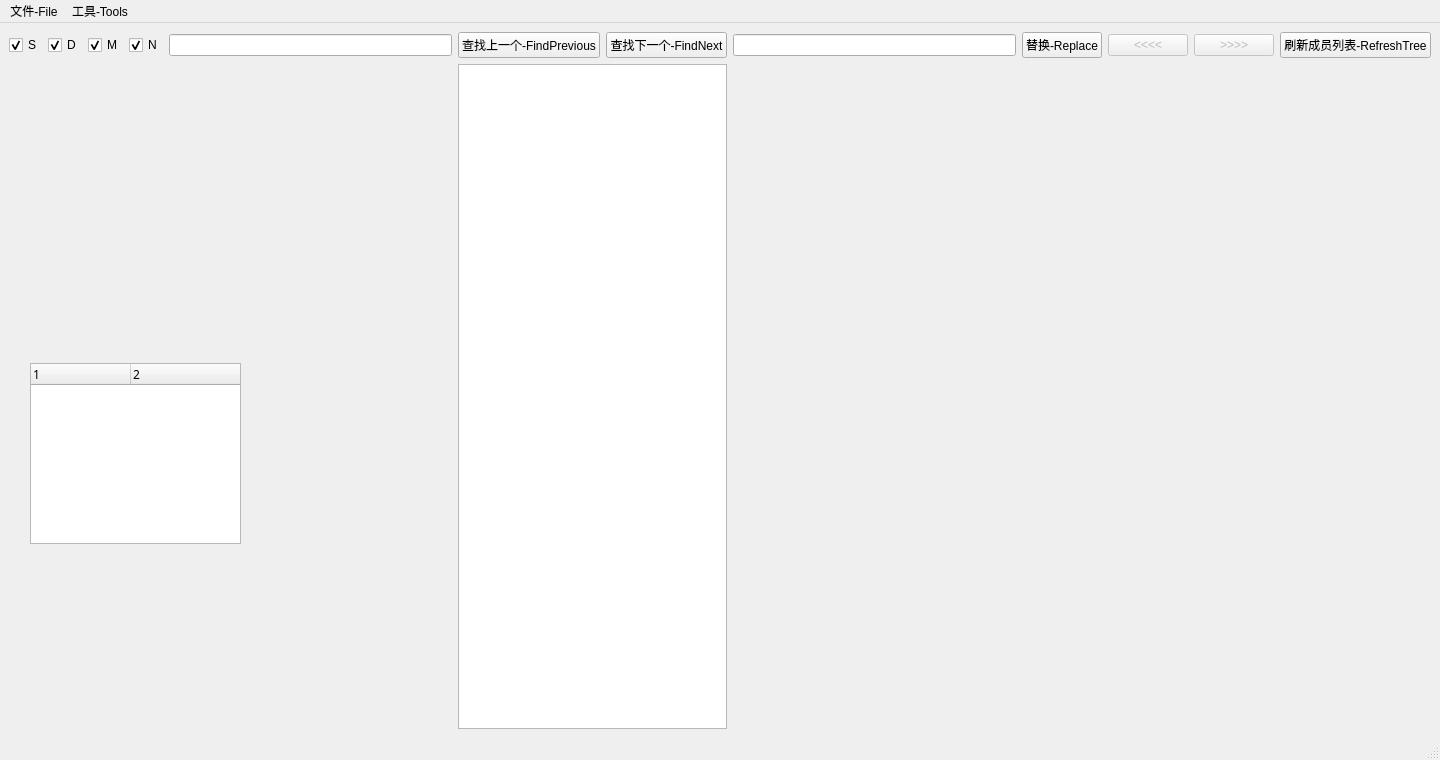
Before: the Qt Designer form mainwindow.ui in ic005k/Xiasl, drawn with Qt 5.
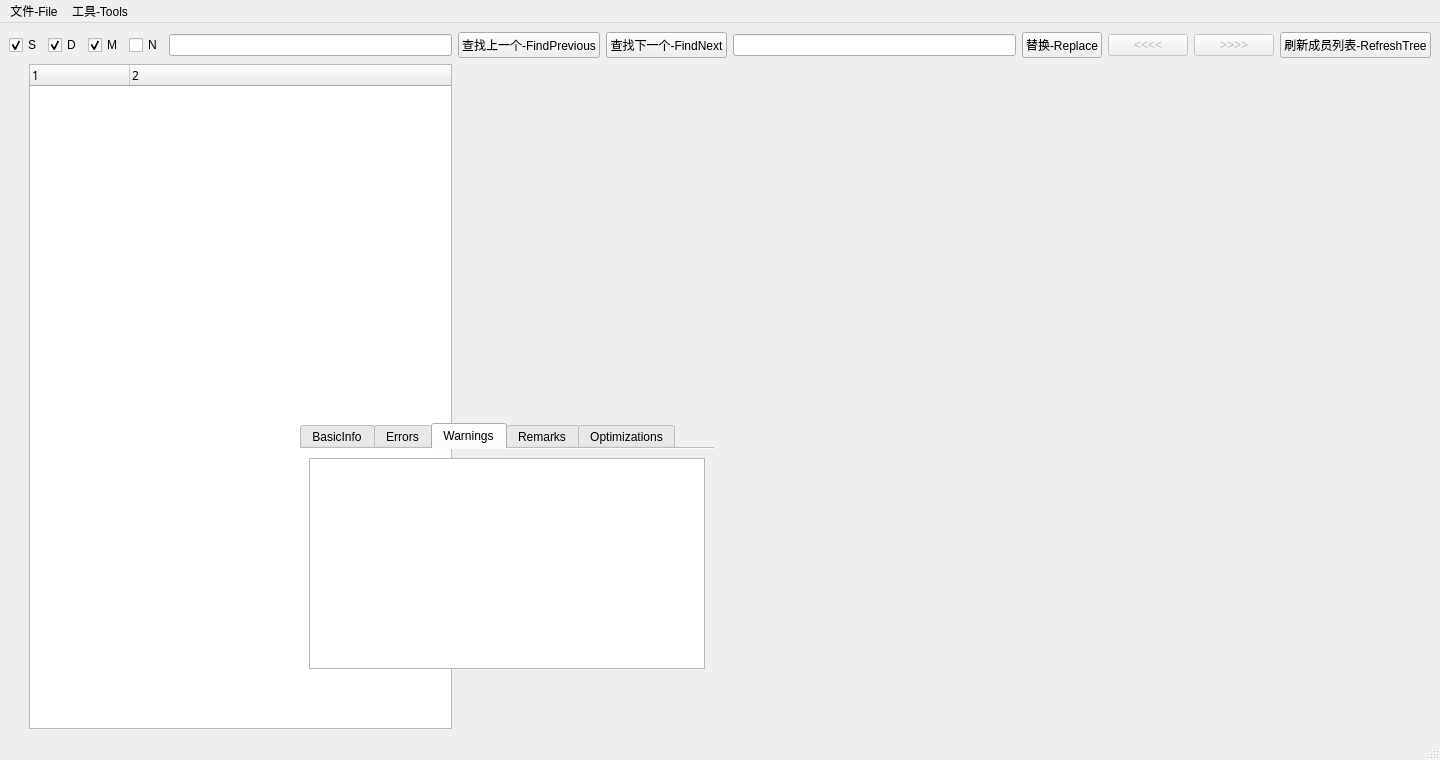
After: the same form once the commit is applied.

```diff
--- a/mainwindow.ui
+++ b/mainwindow.ui
@@ -14,8 +14,8 @@
    <string>MainWindow</string>
   </property>
   <widget class="QWidget" name="centralwidget">
-   <layout class="QGridLayout" name="gridLayout_2">
-    <item row="0" column="0">
+   <layout class="QGridLayout" name="gridLayout_7">
+    <item row="0" column="0" colspan="2">
      <widget class="QCheckBox" name="chkScope">
       <property name="text">
        <string>S</string>
@@ -25,7 +25,7 @@
       </property>
      </widget>
     </item>
-    <item row="0" column="1">
+    <item row="0" column="2">
      <widget class="QCheckBox" name="chkDevice">
       <property name="text">
        <string>D</string>
@@ -35,7 +35,7 @@
       </property>
      </widget>
     </item>
-    <item row="0" column="2">
+    <item row="0" column="3">
      <widget class="QCheckBox" name="chkMethod">
       <property name="text">
        <string>M</string>
@@ -45,44 +45,44 @@
       </property>
      </widget>
     </item>
-    <item row="0" column="3">
+    <item row="0" column="4">
      <widget class="QCheckBox" name="chkName">
       <property name="text">
        <string>N</string>
       </property>
       <property name="checked">
-       <bool>true</bool>
+       <bool>false</bool>
       </property>
      </widget>
     </item>
-    <item row="0" column="4">
-     <widget class="QLineEdit" name="editFind"/>
-    </item>
     <item row="0" column="5">
+     <widget class="QLineEdit" name="editFind"/>
+    </item>
+    <item row="0" column="6">
      <widget class="QPushButton" name="btnFindPrevious">
       <property name="text">
        <string>查找上一个-FindPrevious</string>
       </property>
      </widget>
     </item>
-    <item row="0" column="6">
+    <item row="0" column="7">
      <widget class="QPushButton" name="btnFindNext">
       <property name="text">
        <string>查找下一个-FindNext</string>
       </property>
      </widget>
     </item>
-    <item row="0" column="7">
-     <widget class="QLineEdit" name="editReplace"/>
-    </item>
     <item row="0" column="8">
+     <widget class="QLineEdit" name="editReplace"/>
+    </item>
+    <item row="0" column="9">
      <widget class="QPushButton" name="btnReplace">
       <property name="text">
        <string>替换-Replace</string>
       </property>
      </widget>
     </item>
-    <item row="0" column="9">
+    <item row="0" column="10">
      <widget class="QPushButton" name="btnPreviousError">
       <property name="enabled">
        <bool>false</bool>
@@ -92,7 +92,7 @@
       </property>
      </widget>
     </item>
-    <item row="0" column="10">
+    <item row="0" column="11">
      <widget class="QPushButton" name="btnNextError">
       <property name="enabled">
        <bool>false</bool>
@@ -102,59 +102,164 @@
       </property>
      </widget>
     </item>
-    <item row="0" column="11">
+    <item row="0" column="12">
      <widget class="QPushButton" name="btnRefreshTree">
       <property name="text">
        <string>刷新成员列表-RefreshTree</string>
       </property>
      </widget>
     </item>
-    <item row="1" column="0" rowspan="2" colspan="12">
+    <item row="1" column="0" rowspan="2" colspan="13">
      <layout class="QGridLayout" name="gridLayout"/>
     </item>
-    <item row="2" column="5" colspan="2">
-     <widget class="QTextEdit" name="editShowMsg">
+    <item row="2" column="1" colspan="5">
+     <widget class="QTreeWidget" name="treeWidget">
       <property name="font">
        <font>
         <family>SauceCodePro Nerd Font</family>
        </font>
       </property>
-      <property name="lineWrapMode">
-       <enum>QTextEdit::NoWrap</enum>
+      <property name="columnCount">
+       <number>2</number>
       </property>
-      <property name="readOnly">
-       <bool>false</bool>
-      </property>
+      <column>
+       <property name="text">
+        <string notr="true">1</string>
+       </property>
+      </column>
+      <column>
+       <property name="text">
+        <string notr="true">2</string>
+       </property>
+      </column>
      </widget>
     </item>
    </layout>
-   <widget class="QTreeWidget" name="treeWidget">
+   <widget class="QTabWidget" name="tabWidget">
     <property name="geometry">
      <rect>
-      <x>30</x>
-      <y>340</y>
-      <width>211</width>
-      <height>181</height>
+      <x>300</x>
+      <y>400</y>
+      <width>414</width>
+      <height>255</height>
      </rect>
     </property>
-    <property name="font">
-     <font>
-      <family>SauceCodePro Nerd Font</family>
-     </font>
-    </property>
-    <property name="columnCount">
+    <property name="currentIndex">
      <number>2</number>
     </property>
-    <column>
-     <property name="text">
-      <string notr="true">1</string>
-     </property>
-    </column>
-    <column>
-     <property name="text">
-      <string notr="true">2</string>
-     </property>
-    </column>
+    <property name="documentMode">
+     <bool>true</bool>
+    </property>
+    <widget class="QWidget" name="tabBasicInfo">
+     <attribute name="title">
+      <string>BasicInfo</string>
+     </attribute>
+     <layout class="QGridLayout" name="gridLayout_2">
+      <item row="0" column="0">
+       <widget class="QTextEdit" name="editShowMsg">
+        <property name="font">
+         <font>
+          <family>SauceCodePro Nerd Font</family>
+         </font>
+        </property>
+        <property name="lineWrapMode">
+         <enum>QTextEdit::NoWrap</enum>
+        </property>
+        <property name="readOnly">
+         <bool>false</bool>
+        </property>
+       </widget>
+      </item>
+     </layout>
+    </widget>
+    <widget class="QWidget" name="tabErrors">
+     <attribute name="title">
+      <string>Errors</string>
+     </attribute>
+     <layout class="QGridLayout" name="gridLayout_3">
+      <item row="0" column="0">
+       <widget class="QTextEdit" name="editErrors">
+        <property name="font">
+         <font>
+          <family>SauceCodePro Nerd Font</family>
+         </font>
+        </property>
+        <property name="lineWrapMode">
+         <enum>QTextEdit::NoWrap</enum>
+        </property>
+        <property name="readOnly">
+         <bool>false</bool>
+        </property>
+       </widget>
+      </item>
+     </layout>
+    </widget>
+    <widget class="QWidget" name="tabWarnings">
+     <attribute name="title">
+      <string>Warnings</string>
+     </attribute>
+     <layout class="QGridLayout" name="gridLayout_4">
+      <item row="0" column="0">
+       <widget class="QTextEdit" name="editWarnings">
+        <property name="font">
+         <font>
+          <family>SauceCodePro Nerd Font</family>
+         </font>
+        </property>
+        <property name="lineWrapMode">
+         <enum>QTextEdit::NoWrap</enum>
+        </property>
+        <property name="readOnly">
+         <bool>false</bool>
+        </property>
+       </widget>
+      </item>
+     </layout>
+    </widget>
+    <widget class="QWidget" name="tabRemarks">
+     <attribute name="title">
+      <string>Remarks</string>
+     </attribute>
+     <layout class="QGridLayout" name="gridLayout_5">
+      <item row="0" column="0">
+       <widget class="QTextEdit" name="editRemarks">
+        <property name="font">
+         <font>
+          <family>SauceCodePro Nerd Font</family>
+         </font>
+        </property>
+        <property name="lineWrapMode">
+         <enum>QTextEdit::NoWrap</enum>
+        </property>
+        <property name="readOnly">
+         <bool>false</bool>
+        </property>
+       </widget>
+      </item>
+     </layout>
+    </widget>
+    <widget class="QWidget" name="tabOptimizations">
+     <attribute name="title">
+      <string>Optimizations</string>
+     </attribute>
+     <layout class="QGridLayout" name="gridLayout_6">
+      <item row="0" column="0">
+       <widget class="QTextEdit" name="editOptimizations">
+        <property name="font">
+         <font>
+          <family>SauceCodePro Nerd Font</family>
+         </font>
+        </property>
+        <property name="lineWrapMode">
+         <enum>QTextEdit::NoWrap</enum>
+        </property>
+        <property name="readOnly">
+         <bool>false</bool>
+        </property>
+       </widget>
+      </item>
+     </layout>
+    </widget>
    </widget>
   </widget>
   <widget class="QMenuBar" name="menubar">
@@ -163,7 +268,7 @@
      <x>0</x>
      <y>0</y>
      <width>1440</width>
-     <height>24</height>
+     <height>30</height>
     </rect>
    </property>
    <widget class="QMenu" name="menu_File">
```
